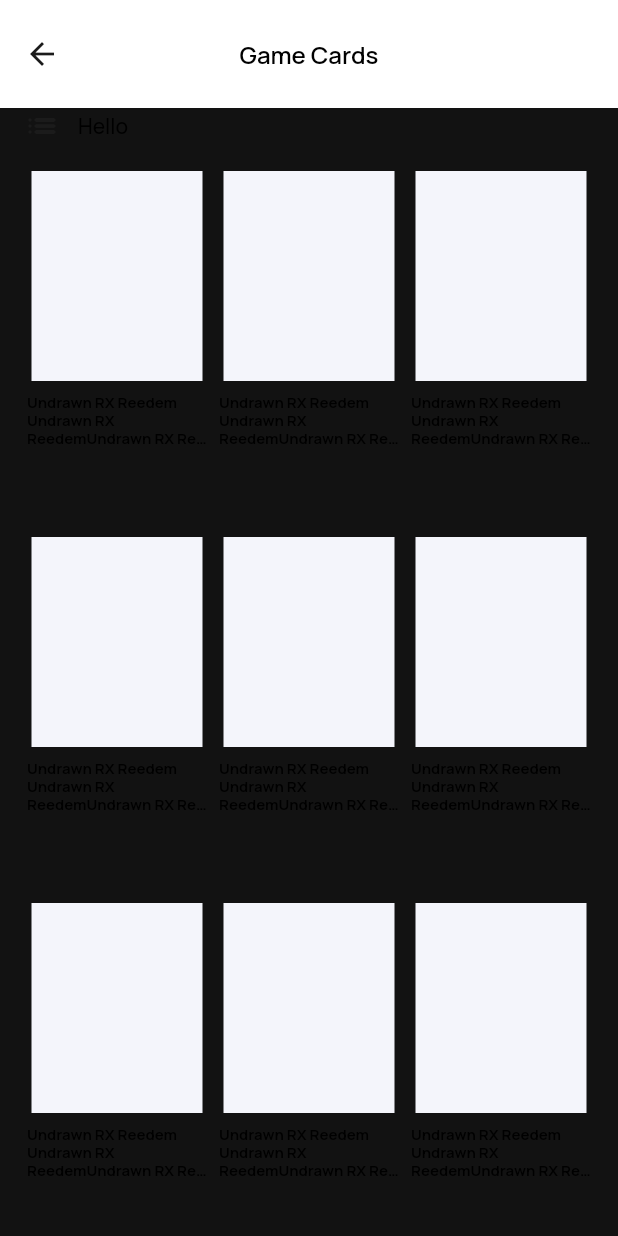
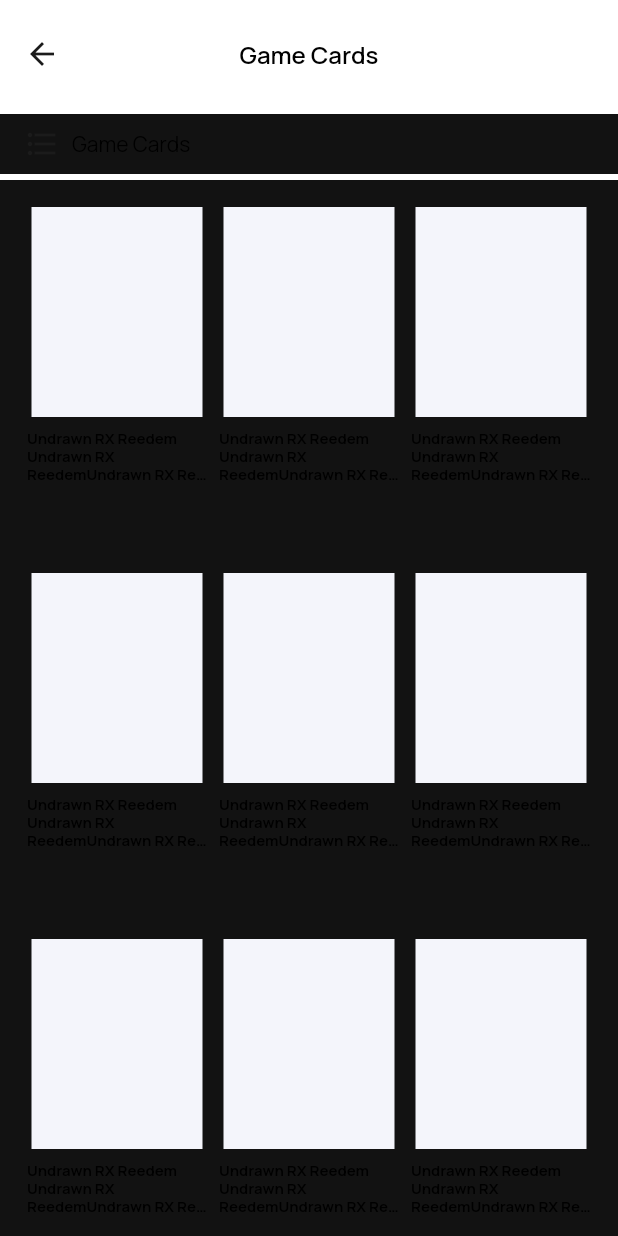
Before and after one commit to waihanko/e_gift_card_store, a Flutter app: the screen it shows after launch, after a tap on an icon or button, on a phone screen of 412 x 824 dp. Run offline on Flutter 3.47's test engine with Material 2 defaults, Android fonts, the light colour scheme and no system bars; our stand-ins replace flutter_snake_navigationbar, flutter_svg, google_fonts.

Commit message:
- Card Screen Layout

```diff
--- a/lib/app/features/gift_card_item_list/gift_card_item_list_screen.dart
+++ b/lib/app/features/gift_card_item_list/gift_card_item_list_screen.dart
@@ -1,15 +1,12 @@
-import 'package:e_gift_card_store/app/constants/resources/app_colors.dart';
 import 'package:e_gift_card_store/app/widgets/game_card_item_widget.dart';
-import 'package:e_gift_card_store/app/widgets/rounded_icon_widget.dart';
 import 'package:flutter/material.dart';
-import 'package:flutter/rendering.dart';
 
 import '../../constants/resources/app_dimens.dart';
-import '../../widgets/sticky_header_catego_delegate.dart';
-import '../../widgets/text_view_widget.dart';
-
+import '../../widgets/choose_sticky_categories_widget.dart';
+import '../../widgets/primary_app_bar_widget.dart';
 class GiftCardItemListScreen extends StatefulWidget {
   final String title;
+
   const GiftCardItemListScreen({this.title = "", super.key});
 
   @override
@@ -20,51 +17,17 @@ class _GiftCardItemListScreenState extends State<GiftCardItemListScreen> {
   @override
   Widget build(BuildContext context) {
     return Scaffold(
-      appBar: PreferredSize(
-        preferredSize: const Size.fromHeight(72.0),
-        child: AppBar(
-          surfaceTintColor: Colors.transparent,
-          toolbarHeight: 72,
-          centerTitle: true,
-          title:  TextViewWidget(
-            widget.title,
-            textSize: AppDimens.textRegular2X,
-            fontWeight: FontWeight.w600,
-          ),
-        ),
-      ),
+      appBar: PrimaryAppBarWidget(title: widget.title),
       body: CustomScrollView(
         slivers: [
-          SliverPersistentHeader(delegate: StickyHeaderCategoDelegate(
-            height: 24,
-            child: Container(
-              margin: const EdgeInsets.symmetric(horizontal: AppDimens.marginMedium2),
-              color: Theme.of(context).canvasColor,
-              child: Material(
-                type: MaterialType.transparency,
-                child: InkWell(
-                  onTap: ()=> print("Hello"),
-                  enableFeedback: true,
-                  splashColor: AppColors.secondaryColor,
-                  child: const Row(
-                    crossAxisAlignment: CrossAxisAlignment.center,
-                    children: [
-                      Icon(Icons.list_rounded),
-                      SizedBox(width: AppDimens.marginCardMedium,),
-                      TextViewWidget("Hello", lineHeight: 0,fontWeight: FontWeight.w500,)
-                    ],
-                  ),
-                ),
-              ),
-            )
-          ),
-          pinned: true,
-          ),
+          ChooseStickyCategoriesWidget(title: widget.title),
           SliverPadding(
-            padding: const EdgeInsets.symmetric(horizontal: AppDimens.marginCardMedium2, vertical: AppDimens.marginCardMedium2),
+            padding: const EdgeInsets.symmetric(
+                horizontal: AppDimens.marginCardMedium2,
+                vertical: AppDimens.marginCardMedium2),
             sliver: SliverGrid(
               delegate: SliverChildBuilderDelegate(
-                    (context, index) {
+                (context, index) {
                   return const GameCardItemWidget();
                 },
                 childCount: 10,
--- /dev/null
+++ b/lib/app/widgets/choose_sticky_categories_widget.dart
@@ -0,0 +1,49 @@
+import 'package:e_gift_card_store/app/widgets/sticky_header_catego_delegate.dart';
+import 'package:e_gift_card_store/app/widgets/text_view_widget.dart';
+import 'package:flutter/material.dart';
+
+import '../constants/resources/app_colors.dart';
+import '../constants/resources/app_dimens.dart';
+
+class ChooseStickyCategoriesWidget extends StatelessWidget {
+  const ChooseStickyCategoriesWidget({
+    super.key,
+    required this.title,
+  });
+
+  final String title;
+
+  @override
+  Widget build(BuildContext context) {
+    return SliverPersistentHeader(
+      delegate: StickyHeaderCategoDelegate(
+          child: Container(
+            color: AppColors.primaryColor,
+            child: Align(
+              child: Material(
+                child: InkWell(
+                  onTap: () => {},
+                  child: Padding(
+                    padding: const EdgeInsets.symmetric(
+                      horizontal: AppDimens.marginMedium2,
+                      vertical: AppDimens.marginMedium,
+                    ),
+                    child: Row(
+                      children: [
+                        const Icon(Icons.format_list_bulleted_outlined),
+                        const SizedBox(
+                          width: AppDimens.marginMedium,
+                        ),
+                        TextViewWidget(title)
+                      ],
+                    ),
+                  ),
+                ),
+              ),
+            ),
+          ),
+          height: 48),
+      pinned: true,
+    );
+  }
+}
--- /dev/null
+++ b/lib/app/widgets/primary_app_bar_widget.dart
@@ -0,0 +1,44 @@
+import 'package:e_gift_card_store/app/widgets/text_view_widget.dart';
+import 'package:flutter/material.dart';
+
+import '../constants/resources/app_dimens.dart';
+
+class PrimaryAppBarWidget extends StatelessWidget
+    implements PreferredSizeWidget {
+  const PrimaryAppBarWidget({
+    super.key,
+    required this.title,
+  });
+
+  final String title;
+
+  @override
+  Widget build(BuildContext context) {
+    return PreferredSize(
+      preferredSize: const Size.fromHeight(72.0),
+      child: AppBar(
+        surfaceTintColor: Colors.transparent,
+        toolbarHeight: 72,
+        centerTitle: true,
+        leading: ModalRoute.of(context)?.canPop == true
+            ? Center(
+                child: IconButton(
+                  icon: const Icon(
+                    Icons.arrow_back,
+                  ),
+                  onPressed: () => Navigator.pop(context),
+                ),
+              )
+            : null,
+        title: TextViewWidget(
+          title,
+          textSize: AppDimens.textRegular2X,
+          fontWeight: FontWeight.w600,
+        ),
+      ),
+    );
+  }
+
+  @override
+  Size get preferredSize =>  const Size.fromHeight(72.0);
+}
--- a/lib/app/widgets/sticky_header_catego_delegate.dart
+++ b/lib/app/widgets/sticky_header_catego_delegate.dart
@@ -1,24 +1,31 @@
 import 'package:flutter/material.dart';
 
 class StickyHeaderCategoDelegate extends SliverPersistentHeaderDelegate {
-  StickyHeaderCategoDelegate({required this.child,required this.height});
+  StickyHeaderCategoDelegate({
+    required this.child,
+    required this.height,
+  });
 
   final double height;
   final Widget child;
 
   @override
   double get minExtent => height;
+
   @override
   double get maxExtent => height;
 
   @override
   Widget build(
-      BuildContext context, double shrinkOffset, bool overlapsContent) {
+    BuildContext context,
+    double shrinkOffset,
+    bool overlapsContent,
+  ) {
     return child;
   }
 
   @override
   bool shouldRebuild(StickyHeaderCategoDelegate oldDelegate) {
-    return false;
+    return true;
   }
 }
```
